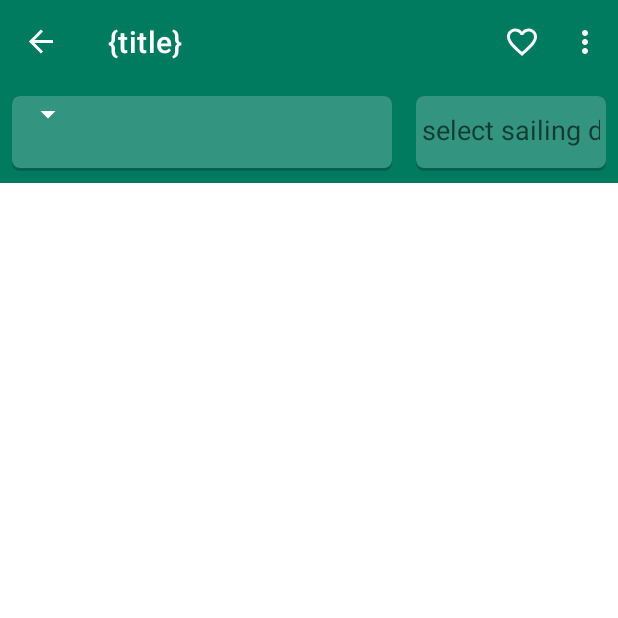
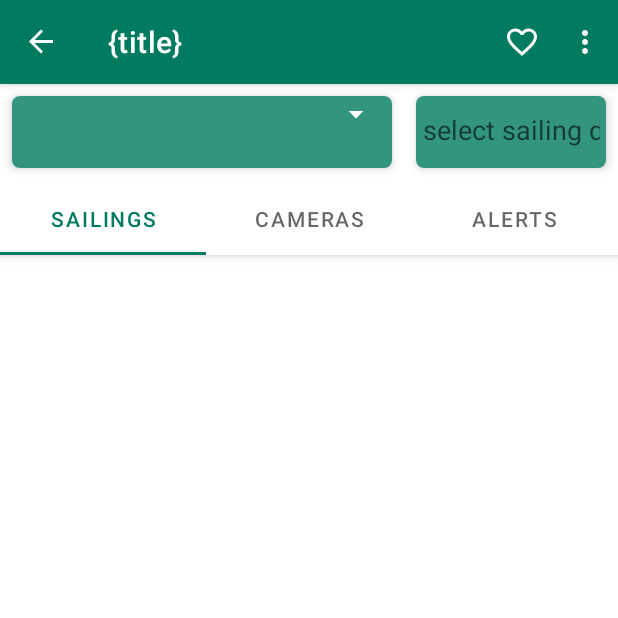
Before and after one commit to WSDOT/wsdot-kotlin-app, an Android app: the FerriesRouteFragment screen opened through its navigation route, on a phone screen of 412 x 824 dp, the top half of it. Run offline under Robolectric (Android 15) with nearby library versions, the phone set to English and light mode, and no system bars; our stand-ins replace Dagger/Hilt's generated code, data binding, navigation-ui; 1 statement that could not run was skipped.

Commit message:
Adds tab layout to routes screen

```diff
--- a/app/src/main/java/gov/wa/wsdot/android/wsdot/di/FragmentBuildersModule.kt
+++ b/app/src/main/java/gov/wa/wsdot/android/wsdot/di/FragmentBuildersModule.kt
@@ -21,8 +21,8 @@ import gov.wa.wsdot.android.wsdot.ui.ferries.FerriesHomeFragment
 
 import dagger.Module
 import dagger.android.ContributesAndroidInjector
-import gov.wa.wsdot.android.wsdot.ui.common.DayPickerFragment
 import gov.wa.wsdot.android.wsdot.ui.ferries.route.FerriesRouteFragment
+import gov.wa.wsdot.android.wsdot.ui.ferries.route.sailing.FerriesSailingFragment
 import gov.wa.wsdot.android.wsdot.ui.trafficmap.TrafficMapFragment
 
 @Suppress("unused")
@@ -38,4 +38,7 @@ abstract class FragmentBuildersModule {
     @ContributesAndroidInjector
     abstract fun contributeFerriesRouteFragment(): FerriesRouteFragment
 
+    @ContributesAndroidInjector
+    abstract fun contributeFerriesSaillingFragment(): FerriesSailingFragment
+
 }
--- a/app/src/main/java/gov/wa/wsdot/android/wsdot/di/ViewModelModule.kt
+++ b/app/src/main/java/gov/wa/wsdot/android/wsdot/di/ViewModelModule.kt
@@ -10,7 +10,7 @@ import gov.wa.wsdot.android.wsdot.di.viewmodel.WsdotViewModelFactory
 import gov.wa.wsdot.android.wsdot.ui.common.viewmodel.SharedDateViewModel
 import gov.wa.wsdot.android.wsdot.ui.ferries.FerriesViewModel
 import gov.wa.wsdot.android.wsdot.ui.ferries.route.FerriesRouteViewModel
-import gov.wa.wsdot.android.wsdot.ui.ferries.route.FerriesSailingViewModel
+import gov.wa.wsdot.android.wsdot.ui.ferries.route.sailing.FerriesSailingViewModel
 
 @Suppress("unused")
 @Module
--- a/app/src/main/java/gov/wa/wsdot/android/wsdot/ui/common/DayPickerFragment.kt
+++ b/app/src/main/java/gov/wa/wsdot/android/wsdot/ui/common/DayPickerFragment.kt
@@ -7,6 +7,7 @@ import android.widget.DatePicker
 import androidx.fragment.app.DialogFragment
 import androidx.lifecycle.ViewModelProviders
 import gov.wa.wsdot.android.wsdot.ui.common.viewmodel.SharedDateViewModel
+import kotlinx.android.synthetic.main.ferries_route_fragment.view.*
 import java.util.*
 
 
@@ -35,14 +36,15 @@ class DayPickerFragment : DialogFragment(), DatePickerDialog.OnDateSetListener {
         val year = c.get(Calendar.YEAR)
 
         // Create a new instance of TimePickerDialog and return it
-        val datePicker = DatePickerDialog(requireActivity(), this, year, month, day)
+        val datePickerDialog = DatePickerDialog(requireActivity(), this, year, month, day)
 
         val rangeCal = Calendar.getInstance()
-        datePicker.datePicker.minDate = rangeCal.timeInMillis
-        rangeCal.add(Calendar.DAY_OF_YEAR, 7)
-        datePicker.datePicker.maxDate = rangeCal.timeInMillis
+        datePickerDialog.datePicker.minDate = rangeCal.timeInMillis
+        rangeCal.add(Calendar.DAY_OF_YEAR, 6)
+        datePickerDialog.datePicker.maxDate = rangeCal.timeInMillis
 
-        return datePicker
+
+        return datePickerDialog
     }
 
     override fun onDateSet(view: DatePicker?, year: Int, month: Int, dayOfMonth: Int) {
--- /dev/null
+++ b/app/src/main/java/gov/wa/wsdot/android/wsdot/ui/common/SimpleFragmentPagerAdapter.kt
@@ -0,0 +1,22 @@
+package gov.wa.wsdot.android.wsdot.ui.common
+
+import androidx.fragment.app.Fragment
+import androidx.fragment.app.FragmentManager
+import androidx.fragment.app.FragmentStatePagerAdapter
+
+class SimpleFragmentPagerAdapter(fragmentManager: FragmentManager, private val fragments: ArrayList<Fragment>, private val titles: ArrayList<String>) :
+    FragmentStatePagerAdapter(fragmentManager, BEHAVIOR_RESUME_ONLY_CURRENT_FRAGMENT) {
+
+    override fun getItem(position: Int): Fragment {
+        return fragments[position]
+    }
+
+    override fun getCount(): Int {
+        return fragments.size
+    }
+
+    override fun getPageTitle(position: Int): CharSequence? {
+        return titles[position]
+    }
+
+}
--- a/app/src/main/java/gov/wa/wsdot/android/wsdot/ui/ferries/route/FerriesRouteFragment.kt
+++ b/app/src/main/java/gov/wa/wsdot/android/wsdot/ui/ferries/route/FerriesRouteFragment.kt
@@ -3,7 +3,6 @@ package gov.wa.wsdot.android.wsdot.ui.ferries.route
 import android.os.Bundle
 import android.util.Log
 import androidx.databinding.DataBindingUtil
-import androidx.navigation.fragment.findNavController
 import androidx.navigation.fragment.navArgs
 import dagger.android.support.DaggerFragment
 import gov.wa.wsdot.android.wsdot.R
@@ -11,18 +10,21 @@ import gov.wa.wsdot.android.wsdot.databinding.FerriesRouteFragmentBinding
 import gov.wa.wsdot.android.wsdot.di.Injectable
 import gov.wa.wsdot.android.wsdot.util.autoCleared
 import android.view.*
-import androidx.databinding.DataBindingComponent
 import androidx.lifecycle.Observer
 import androidx.lifecycle.ViewModelProvider
 import androidx.lifecycle.ViewModelProviders
-import gov.wa.wsdot.android.wsdot.ui.common.binding.FragmentDataBindingComponent
 import gov.wa.wsdot.android.wsdot.ui.common.callback.TapCallback
 import gov.wa.wsdot.android.wsdot.ui.common.viewmodel.SharedDateViewModel
 import java.util.Calendar.*
 import javax.inject.Inject
 import androidx.viewpager.widget.ViewPager
-import android.widget.Adapter
+import androidx.fragment.app.Fragment
+import androidx.fragment.app.FragmentStatePagerAdapter
 import androidx.navigation.findNavController
+import com.google.android.material.tabs.TabLayout
+import gov.wa.wsdot.android.wsdot.ui.common.SimpleFragmentPagerAdapter
+import gov.wa.wsdot.android.wsdot.ui.ferries.route.sailing.FerriesSailingFragment
+import gov.wa.wsdot.android.wsdot.ui.ferries.route.sailing.FerriesSailingViewModel
 
 
 class FerriesRouteFragment : DaggerFragment(), Injectable {
@@ -33,6 +35,9 @@ class FerriesRouteFragment : DaggerFragment(), Injectable {
     lateinit var sailingViewModel: FerriesSailingViewModel
 
     lateinit var dayPickerViewModel: SharedDateViewModel
+
+    private lateinit var fragmentPagerAdapter: FragmentStatePagerAdapter
+    private lateinit var viewPager: ViewPager
 
     //var fragmentDataBindingComponent: DataBindingComponent = FragmentDataBindingComponent(this)
     var binding by autoCleared<FerriesRouteFragmentBinding>()
@@ -130,6 +135,18 @@ class FerriesRouteFragment : DaggerFragment(), Injectable {
         val routeId = args.routeId
         Log.e("debug", routeId.toString())
         Log.e("debug", "on create view")
+
+
+        viewPager = view.findViewById(R.id.pager)
+        setupViewPager(viewPager)
+
+
+
+
+
+        val tabLayout: TabLayout = view.findViewById(R.id.tab_layout)
+        tabLayout.setupWithViewPager(viewPager)
+
     }
 
     override fun onCreateOptionsMenu(menu: Menu, inflater: MenuInflater) {
@@ -140,14 +157,19 @@ class FerriesRouteFragment : DaggerFragment(), Injectable {
     // Add Fragments to Tabs
     private fun setupViewPager(viewPager: ViewPager) {
 
+        val fragments = ArrayList<Fragment>()
+        fragments.add(FerriesSailingFragment())
+        fragments.add(FerriesSailingFragment())
+        fragments.add(FerriesSailingFragment())
 
-       // val adapter = Adapter(childFragmentManager)
-       // adapter.addFragment(TodaysFixturesFragment(), "Today")
-       // adapter.addFragment(WeekFixturesFragment(), "Week")
-       // adapter.addFragment(MonthFixturesFragment(), "Month")
-       // adapter.addFragment(AllFixturesFragment(), "Month")
-       // adapter.addFragment(MyTeamsFixturesFragment(), "My Teams")
-       // viewPager.adapter = adapter
+        val titles = ArrayList<String>()
+        titles.add("sailings")
+        titles.add("cameras")
+        titles.add("alerts")
+
+        fragmentPagerAdapter = SimpleFragmentPagerAdapter(requireFragmentManager(), fragments, titles)
+
+        viewPager.adapter = fragmentPagerAdapter
 
 
     }
--- a/app/src/main/java/gov/wa/wsdot/android/wsdot/ui/ferries/route/FerriesSailingFragment.kt
+++ /dev/null
@@ -1 +0,0 @@
-package gov.wa.wsdot.android.wsdot.ui.ferries.route
--- /dev/null
+++ b/app/src/main/java/gov/wa/wsdot/android/wsdot/ui/ferries/route/sailing/FerriesSailingFragment.kt
@@ -0,0 +1,63 @@
+package gov.wa.wsdot.android.wsdot.ui.ferries.route.sailing
+
+import android.os.Bundle
+import androidx.databinding.DataBindingUtil
+import dagger.android.support.DaggerFragment
+import gov.wa.wsdot.android.wsdot.R
+import gov.wa.wsdot.android.wsdot.databinding.FerriesSailingFragmentBinding
+import gov.wa.wsdot.android.wsdot.di.Injectable
+import gov.wa.wsdot.android.wsdot.util.autoCleared
+import android.view.*
+import androidx.lifecycle.ViewModelProvider
+import androidx.lifecycle.ViewModelProviders
+import javax.inject.Inject
+
+
+class FerriesSailingFragment : DaggerFragment(), Injectable {
+
+    @Inject
+    lateinit var viewModelFactory: ViewModelProvider.Factory
+    lateinit var sailingViewModel: FerriesSailingViewModel
+
+    //var fragmentDataBindingComponent: DataBindingComponent = FragmentDataBindingComponent(this)
+    var binding by autoCleared<FerriesSailingFragmentBinding>()
+
+   // val args: FerriesSailingFragmentArgs by navArgs()
+
+    override fun onCreate(savedInstanceState: Bundle?) {
+        super.onCreate(savedInstanceState)
+        setHasOptionsMenu(true)
+    }
+
+    override fun onCreateView(
+        inflater: LayoutInflater, container: ViewGroup?,
+        savedInstanceState: Bundle?
+    ): View? {
+
+        sailingViewModel = ViewModelProviders.of(this, viewModelFactory)
+            .get(FerriesSailingViewModel::class.java)
+
+        val dataBinding = DataBindingUtil.inflate<FerriesSailingFragmentBinding>(
+            inflater,
+            R.layout.ferries_sailing_fragment,
+            container,
+            false
+        )
+
+        dataBinding.sailingViewModel = sailingViewModel
+
+        binding = dataBinding
+
+        return dataBinding.root
+
+    }
+
+
+    override fun onViewCreated(view: View, savedInstanceState: Bundle?) {
+       // val routeId = args.routeId
+       // Log.e("debug", routeId.toString())
+    }
+
+
+
+}
--- a/app/src/main/res/drawable/input_field_border.xml
+++ b/app/src/main/res/drawable/input_field_border.xml
@@ -1,16 +1,5 @@
 <?xml version="1.0" encoding="utf-8"?>
 <layer-list xmlns:android="http://schemas.android.com/apk/res/android">
-    <!-- SHADOW -->
-    <item>
-        <shape>
-            <gradient
-                android:startColor="@color/shadowStart"
-                android:endColor="@color/shadowEnd"
-                android:angle="270" />
-            <corners android:radius="5dp"/>
-        </shape>
-    </item>
-    <!-- BUTTON -->
     <item android:bottom="3px">
         <shape>
             <padding android:bottom="5dp"/>
--- a/app/src/main/res/layout/ferries_home_fragment.xml
+++ b/app/src/main/res/layout/ferries_home_fragment.xml
@@ -38,32 +38,42 @@
     <androidx.constraintlayout.widget.ConstraintLayout
         android:orientation="vertical"
         android:layout_width="match_parent"
-        android:layout_height="match_parent">
+        android:layout_height="match_parent"
+        android:clipToPadding="false">
 
-        <GridLayout
+        <LinearLayout
             android:id="@+id/button_grid"
             android:layout_width="match_parent"
             android:layout_height="wrap_content"
-            android:layout_gravity="center"
-            android:clipToPadding="false"
-            android:background="@color/colorPrimary"
             app:layout_constraintTop_toTopOf="parent"
             app:layout_constraintEnd_toEndOf="parent"
             app:layout_constraintStart_toStartOf="parent"
-            android:columnCount="1">
+            android:background="#fff"
+            android:elevation="4dp">
 
             <com.google.android.material.button.MaterialButton
                 android:id="@+id/reservation_button"
-                android:layout_width="match_parent"
-                android:layout_height="wrap_content"
+                android:layout_width="0dp"
+                android:layout_height="match_parent"
                 android:layout_margin="8dp"
+                android:layout_weight="1"
+                app:layout_constraintTop_toTopOf="parent"
+                app:layout_constraintBottom_toBottomOf="parent"
+                app:layout_constraintStart_toStartOf="parent"
+                android:text="@string/ferry_reservation"/>
+
+            <com.google.android.material.button.MaterialButton
+                android:id="@+id/vessel_watch_button"
+                android:layout_width="0dp"
+                android:layout_height="match_parent"
+                android:layout_margin="8dp"
+                android:layout_weight="1"
                 app:layout_constraintTop_toTopOf="parent"
                 app:layout_constraintBottom_toBottomOf="parent"
                 app:layout_constraintEnd_toEndOf="parent"
-                app:layout_constraintStart_toStartOf="parent"
-                android:text="@string/ferry_reservation"/>
+                android:text="@string/ferry_vessel_watch"/>
 
-        </GridLayout>
+        </LinearLayout>
 
         <androidx.swiperefreshlayout.widget.SwipeRefreshLayout
             android:layout_width="match_parent"
--- a/app/src/main/res/layout/ferries_route_fragment.xml
+++ b/app/src/main/res/layout/ferries_route_fragment.xml
@@ -23,18 +23,20 @@
         android:layout_width="match_parent"
         android:layout_height="match_parent">
 
+
+
             <LinearLayout
                 android:id="@+id/toolbar_grid"
                 android:layout_width="match_parent"
                 android:layout_height="wrap_content"
                 android:layout_gravity="center"
                 android:clipToPadding="false"
-            android:background="@color/colorPrimary"
+                android:background="#fff"
+                android:elevation="4dp"
                 app:layout_constraintTop_toTopOf="parent"
                 app:layout_constraintEnd_toEndOf="parent"
                 app:layout_constraintStart_toStartOf="parent">
 
-            <!-- Set theme and overlay theme for light selected text and dark dropdown text-->
                 <LinearLayout
                     android:layout_height="match_parent"
                     android:layout_width="0dp"
@@ -43,12 +45,13 @@
                     app:layout_constraintBottom_toBottomOf="parent"
                     app:layout_constraintStart_toStartOf="parent"
                     android:layout_margin="8dp"
+                    android:elevation="4dp"
                     android:layout_gravity="center_vertical"
                     android:background="@drawable/input_field_border">
 
                     <Spinner
                         android:id="@+id/sailing_spinner"
-                    android:layout_width="wrap_content"
+                        android:layout_width="match_parent"
                         android:layout_height="wrap_content"
                         app:layout_constraintTop_toTopOf="parent"
                         app:layout_constraintBottom_toBottomOf="parent"
@@ -67,16 +70,18 @@
                     app:layout_constraintEnd_toEndOf="parent"
                     android:layout_margin="8dp"
                     android:layout_gravity="center_vertical"
+                    android:elevation="4dp"
                     android:background="@drawable/input_field_border"
                     >
                     <EditText
                         android:id="@+id/date_picker"
-                    android:layout_width="wrap_content"
+                        android:layout_width="match_parent"
                         android:layout_height="wrap_content"
                         android:textColor="@color/white"
                         android:backgroundTint="@android:color/transparent"
                         app:layout_constraintTop_toTopOf="parent"
                         app:layout_constraintBottom_toBottomOf="parent"
+                        android:gravity="center_horizontal"
                         android:layout_gravity="center"
                         app:bindDate="@{dateViewModel.value}"
                         android:focusable="false"
@@ -87,12 +92,34 @@
                 </LinearLayout>
             </LinearLayout>
 
+
+        <com.google.android.material.appbar.AppBarLayout
+            android:id="@+id/appbar"
+            android:layout_width="match_parent"
+            android:layout_height="wrap_content"
+            app:layout_constraintTop_toBottomOf="@id/toolbar_grid"
+            app:layout_constraintEnd_toEndOf="parent"
+            app:layout_constraintStart_toStartOf="parent"
+            android:theme="@style/ThemeOverlay.AppCompat.Dark.ActionBar">
+
+            <com.google.android.material.tabs.TabLayout
+                android:id="@+id/tab_layout"
+                app:tabSelectedTextColor="@color/colorPrimary"
+                app:tabIndicatorColor="@color/colorPrimary"
+                android:layout_width="match_parent"
+                android:layout_height="wrap_content"
+                app:tabMaxWidth="0dp"
+                app:tabGravity="fill"
+                app:tabMode="fixed"/>
+
+        </com.google.android.material.appbar.AppBarLayout>
+
         <androidx.viewpager.widget.ViewPager
             android:id="@+id/pager"
             android:layout_width="match_parent"
             android:layout_height="0dp"
             app:layout_constraintStart_toStartOf="parent"
-            app:layout_constraintTop_toBottomOf="@id/toolbar_grid"
+            app:layout_constraintTop_toBottomOf="@id/appbar"
             app:layout_constraintBottom_toBottomOf="parent"
             app:layout_constraintEnd_toEndOf="parent"/>
 
--- /dev/null
+++ b/app/src/main/res/layout/ferries_sailing_fragment.xml
@@ -0,0 +1,23 @@
+<?xml version="1.0" encoding="utf-8"?>
+
+<layout xmlns:app="http://schemas.android.com/apk/res-auto"
+    xmlns:android="http://schemas.android.com/apk/res/android">
+
+    <data>
+        <import type="gov.wa.wsdot.android.wsdot.ui.common.viewmodel.SharedDateViewModel" />
+
+        <variable
+            name="sailingViewModel"
+            type="gov.wa.wsdot.android.wsdot.ui.ferries.route.sailing.FerriesSailingViewModel"/>
+
+    </data>
+
+    <LinearLayout
+        android:orientation="vertical"
+        android:layout_width="match_parent"
+        android:layout_height="match_parent">
+
+    </LinearLayout>
+
+
+</layout>
--- a/app/src/main/res/navigation/nav_graph.xml
+++ b/app/src/main/res/navigation/nav_graph.xml
@@ -22,7 +22,11 @@
 
         <action
             android:id="@+id/action_navFerriesHomeFragment_to_navFerriesRouteFragment"
-            app:destination="@id/navFerriesRouteFragment" />
+            app:destination="@id/navFerriesRouteFragment"
+            app:enterAnim="@anim/nav_default_enter_anim"
+            app:exitAnim="@anim/nav_default_exit_anim"
+            app:popEnterAnim="@anim/nav_default_pop_enter_anim"
+            app:popExitAnim="@anim/nav_default_pop_exit_anim" />
 
     </fragment>
 
@@ -42,7 +46,11 @@
 
         <action
             android:id="@+id/action_navFerriesRouteFragment_to_dayPickerDialogFragment"
-            app:destination="@id/dayPickerDialogFragment"/>
+            app:destination="@id/dayPickerDialogFragment"
+            app:enterAnim="@anim/nav_default_enter_anim"
+            app:exitAnim="@anim/nav_default_exit_anim"
+            app:popEnterAnim="@anim/nav_default_pop_enter_anim"
+            app:popExitAnim="@anim/nav_default_pop_exit_anim" />
 
     </fragment>
 
--- a/app/src/main/res/values/strings.xml
+++ b/app/src/main/res/values/strings.xml
@@ -28,5 +28,6 @@
     <string name="unknown_error">Unknown Error</string>
     <string name="retry">Retry</string>
     <string name="ferry_reservation">Make A Reservation</string>
+    <string name="ferry_vessel_watch">vessel watch</string>
 
 </resources>
--- a/app/src/main/res/values/styles.xml
+++ b/app/src/main/res/values/styles.xml
@@ -13,10 +13,7 @@
         <item name="windowNoTitle">true</item>
     </style>
 
-    <style name="AppTheme.AppBarOverlay" parent="ThemeOverlay.AppCompat.Dark.ActionBar">
-        <item name="elevation">0dp</item>
-    </style>
-
+    <style name="AppTheme.AppBarOverlay" parent="ThemeOverlay.AppCompat.Dark.ActionBar"/>
     <style name="AppTheme.PopupOverlay" parent="ThemeOverlay.AppCompat.Light"/>
 
     <style name="CardTitleText" parent="TextAppearance.AppCompat">
```
Also changed, not shown: app/src/main/java/gov/wa/wsdot/android/wsdot/ui/ferries/route/sailing/FerriesSailingViewModel.kt (renamed from app/src/main/java/gov/wa/wsdot/android/wsdot/ui/ferries/route/FerriesSailingViewModel.kt, +13 -3 lines). Lines whose indentation alone changed are shown as unchanged.
